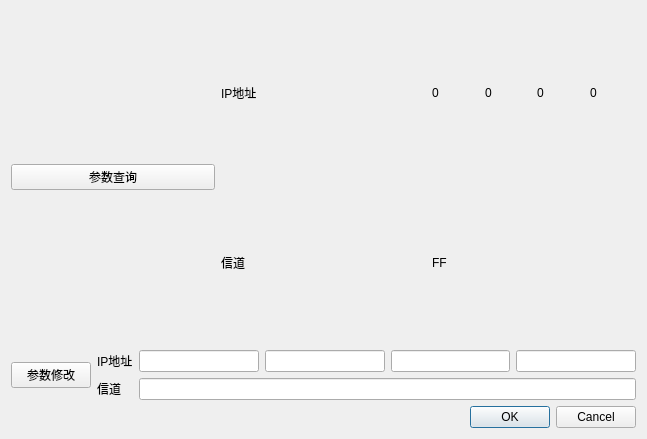
ishamo/boom, file argsetup.ui: the form before one commit.
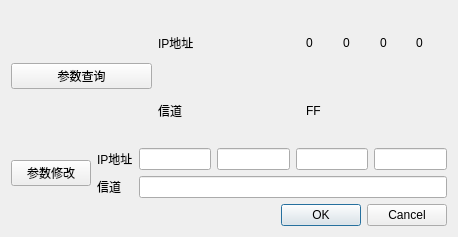
The form after the commit.

Commit message: only one ip

The edit to the form file:
```diff
--- a/argsetup.ui
+++ b/argsetup.ui
@@ -6,8 +6,8 @@
    <rect>
     <x>0</x>
     <y>0</y>
-    <width>647</width>
-    <height>439</height>
+    <width>458</width>
+    <height>237</height>
    </rect>
   </property>
   <property name="windowTitle">
```
